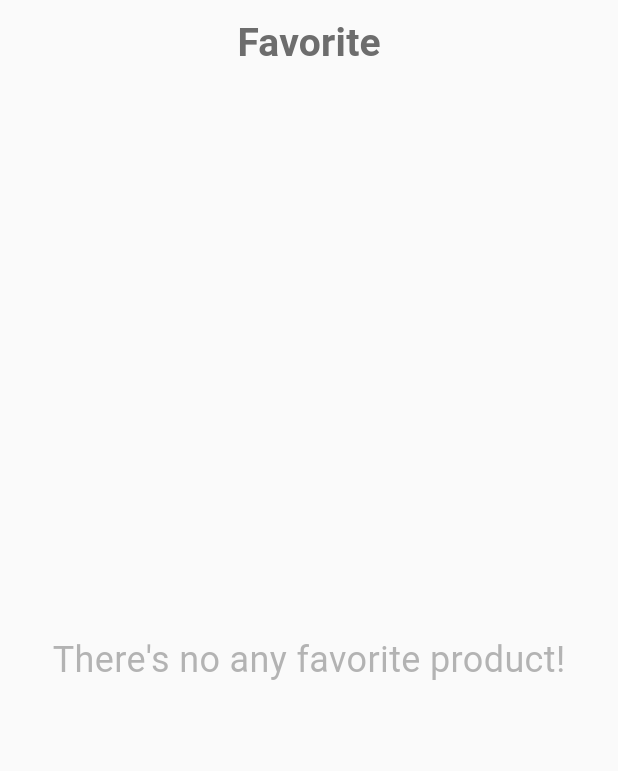
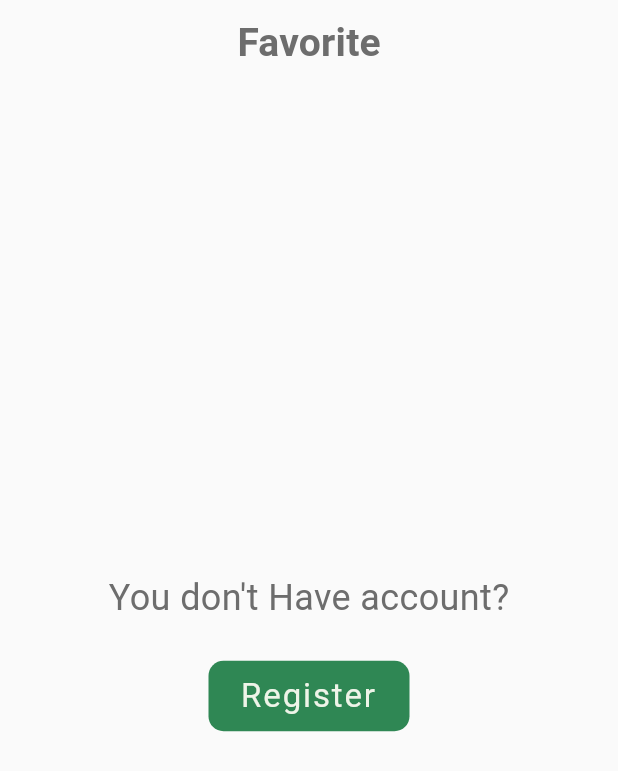
Before and after one commit to zahrajabar6/cosmetic-project, a Flutter app: the MyFavoritePage screen opened directly, on a phone screen of 412 x 824 dp. Shown: the top 771 px of the screen. Run offline on Flutter 3.47's test engine with Material 2 defaults, Android fonts, the phone set to English and light mode, and no system bars; our stand-ins replace carousel_slider, curved_navigation_bar, dio, flutter_screenutil, get, shared_preferences and 1 more; accounts and stored records are empty.

Commit message:
edit favorite page

```diff
--- a/lib/view/favorite_page.dart
+++ b/lib/view/favorite_page.dart
@@ -1,9 +1,12 @@
 import 'package:cosmetic_project/controllers/colors.dart';
+import 'package:cosmetic_project/controllers/my_button.dart';
 import 'package:cosmetic_project/controllers/product_tap_two.dart';
 import 'package:cosmetic_project/models/product_model.dart';
 import 'package:cosmetic_project/controllers/dismissible.dart';
+import 'package:cosmetic_project/services/auth/auth.dart';
 import 'package:cosmetic_project/services/product/product_controller.dart';
 import 'package:cosmetic_project/services/product/product_repository.dart';
+import 'package:cosmetic_project/view/login_Signup_pages/signup_page.dart';
 import 'package:flutter/material.dart';
 import 'package:flutter/services.dart';
 import 'package:get/get.dart';
@@ -39,7 +42,7 @@ class MyFavoritePage extends StatelessWidget {
                   mainAxisAlignment: MainAxisAlignment.center,
                   children: [
                     Expanded(
-                      child: FutureBuilder<List<Product>>(
+                      child:AuthService.hasAccount.value? FutureBuilder<List<Product>>(
                         future: productController.fetchFavList(),
                         builder: (context,snapshot){
                           if(snapshot.connectionState == ConnectionState.waiting){
@@ -64,7 +67,16 @@ class MyFavoritePage extends StatelessWidget {
                             itemCount: snapshot.data?.length ?? 0,
                           );
                         },
-                      ),),
+                      ):Column(mainAxisAlignment: MainAxisAlignment.center,
+                        children: [
+                          Padding(
+                            padding: const EdgeInsets.only(bottom: 20),
+                            child: Text("You don't Have account?", style: TextStyle(color: grey, fontSize: 24),),
+                          ),
+                          SizedBox(width:150,
+                              child: MyButton(text: 'Register', onPress: (){Get.to(const RegisterPage());}, isLoading: false.obs))
+                        ],),
+                    ),
                   ],
                 ),
               ),
@@ -75,19 +87,3 @@ class MyFavoritePage extends StatelessWidget {
     );
   }
 }
-
-// Product.fav_products.isNotEmpty? Obx(() {
-// return ListView(
-// children: Product.fav_products
-//     .map((element) => DismissibleWidget(
-// onDismissed: (direction) {
-// //Product.fav_products.remove(element);
-// //ProductServices.removeFromFav(product: element);
-// Get.snackbar('Oops!', 'Product has been deleted');
-// },
-// item: element,
-// child: ProductTapTwo(product: element))).toList(),
-// );
-// }
-// ): Center(child: Text("There's no any favorite product!", style: TextStyle(color: grey.withOpacity(0.50), fontSize: 24),)),
-//
--- a/lib/view/profile/profile_page.dart
+++ b/lib/view/profile/profile_page.dart
@@ -115,6 +115,7 @@ class _MyProfilePageState extends State<MyProfilePage> {
                         //Product.products.clear();
                         Get.to(const MyLogin());
                         AuthService.hasAccount.value=false;
+                        Account.currentAccount.value=null;
                       })
                 ],
               ): Column(mainAxisAlignment: MainAxisAlignment.center,
```
